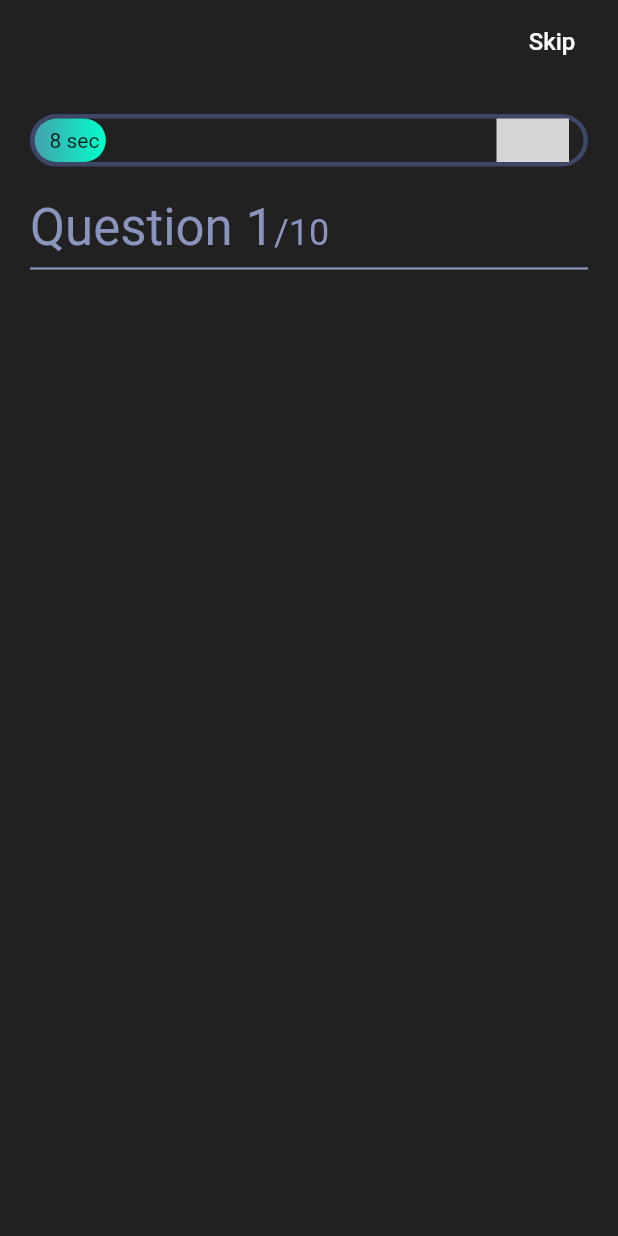
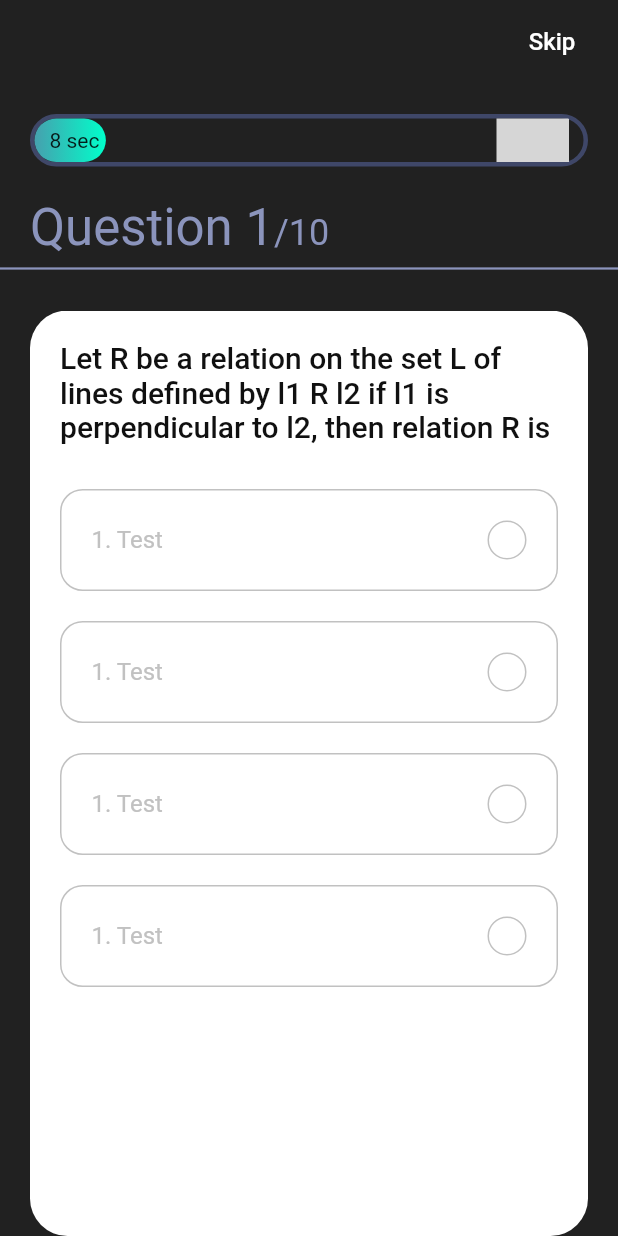
Before and after one commit to tkaveen/flutter-quiz-app, a Flutter app: the screen it shows after launch, on a phone screen of 412 x 824 dp. Run offline on Flutter 3.47's test engine with Material 2 defaults, Android fonts, the phone set to English and light mode, and no system bars; our stand-ins replace get, websafe_svg; grey boxes are pictures that could not be loaded.

Commit message:
Question card done

```diff
--- a/lib/models/Questions.dart
+++ b/lib/models/Questions.dart
@@ -9,8 +9,14 @@ class Question {
 const List sample_data = [
   {
     "id": 1,
-    "question": "sadasd",
-    "options": ["apple", "apple", "apple", "apple"],
+    "question":
+        "Let R be a relation on the set L of lines defined by l1 R l2 if l1 is perpendicular to l2, then relation R is",
+    "options": [
+      "reflexive and symmetric",
+      "symmetric and transitive",
+      "equivalence relation",
+      "symmetric"
+    ],
     "answer_index": 1,
   },
   {
--- a/lib/screens/quiz/components/body.dart
+++ b/lib/screens/quiz/components/body.dart
@@ -1,7 +1,11 @@
+import 'dart:ui';
 import 'package:flutter/material.dart';
 import 'package:quizapp/constants.dart';
+import 'package:quizapp/models/Questions.dart';
 import 'package:quizapp/screens/quiz/components/progress_bar.dart';
 import 'package:websafe_svg/websafe_svg.dart';
+
+import 'question_card.dart';
 
 class Body extends StatelessWidget {
   const Body({
@@ -15,21 +19,24 @@ class Body extends StatelessWidget {
         // WebsafeSvg.asset("assets/icons/bg.svg", fit: BoxFit.cover),
 
         SafeArea(
-          child: Padding(
-            padding: const EdgeInsets.symmetric(
-              horizontal: kDefaultPadding,
-            ),
           child: Column(
             crossAxisAlignment: CrossAxisAlignment.start,
             children: [
               Container(
                 height: 20,
               ),
-                ProgressBar(),
+              Padding(
+                padding:
+                    const EdgeInsets.symmetric(horizontal: kDefaultPadding),
+                child: ProgressBar(),
+              ),
               SizedBox(
                 height: kDefaultPadding,
               ),
-                Text.rich(TextSpan(
+              Padding(
+                padding:
+                    const EdgeInsets.symmetric(horizontal: kDefaultPadding),
+                child: Text.rich(TextSpan(
                   text: "Question 1",
                   style: Theme.of(context)
                       .textTheme
@@ -44,15 +51,20 @@ class Body extends StatelessWidget {
                             .copyWith(color: kSecondaryColor))
                   ],
                 )),
+              ),
               Divider(
                 thickness: 1.5,
                 color: Color(0xFF8B94BC),
               ),
               SizedBox(
                 height: kDefaultPadding,
-                )
+              ),
+              Expanded(
+                child: PageView.builder(
+                  itemBuilder: (context, index) => QuestionCard(),
+                ),
+              ),
             ],
-            ),
           ),
         )
       ],
--- /dev/null
+++ b/lib/screens/quiz/components/option.dart
@@ -0,0 +1,36 @@
+import 'package:flutter/material.dart';
+
+import '../../../constants.dart';
+
+class Option extends StatelessWidget {
+  const Option({
+    Key key,
+  }) : super(key: key);
+
+  @override
+  Widget build(BuildContext context) {
+    return Container(
+      margin: EdgeInsets.only(top: kDefaultPadding),
+      padding: EdgeInsets.all(kDefaultPadding),
+      decoration: BoxDecoration(
+          border: Border.all(color: kGrayColor),
+          borderRadius: BorderRadius.circular(15)),
+      child: Row(
+        mainAxisAlignment: MainAxisAlignment.spaceBetween,
+        children: [
+          Text(
+            "1. Test",
+            style: TextStyle(color: kGrayColor, fontSize: 16),
+          ),
+          Container(
+            height: 26,
+            width: 26,
+            decoration: BoxDecoration(
+                borderRadius: BorderRadius.circular(50),
+                border: Border.all(color: kGrayColor)),
+          )
+        ],
+      ),
+    );
+  }
+}
--- /dev/null
+++ b/lib/screens/quiz/components/question_card.dart
@@ -0,0 +1,40 @@
+import 'package:flutter/material.dart';
+
+import '../../../constants.dart';
+import 'package:quizapp/models/Questions.dart';
+
+import 'option.dart';
+
+class QuestionCard extends StatelessWidget {
+  const QuestionCard({
+    Key key,
+  }) : super(key: key);
+
+  @override
+  Widget build(BuildContext context) {
+    return Container(
+      margin: EdgeInsets.symmetric(horizontal: kDefaultPadding),
+      padding: EdgeInsets.all(kDefaultPadding),
+      decoration: BoxDecoration(
+          color: Colors.white, borderRadius: BorderRadius.circular(25)),
+      child: Column(
+        children: [
+          Text(
+            sample_data[0]["question"],
+            style: Theme.of(context)
+                .textTheme
+                .headline6
+                .copyWith(color: kBlackColor),
+          ),
+          SizedBox(
+            height: kDefaultPadding / 2,
+          ),
+          Option(),
+          Option(),
+          Option(),
+          Option(),
+        ],
+      ),
+    );
+  }
+}
```
Lines whose indentation alone changed are shown as unchanged.
